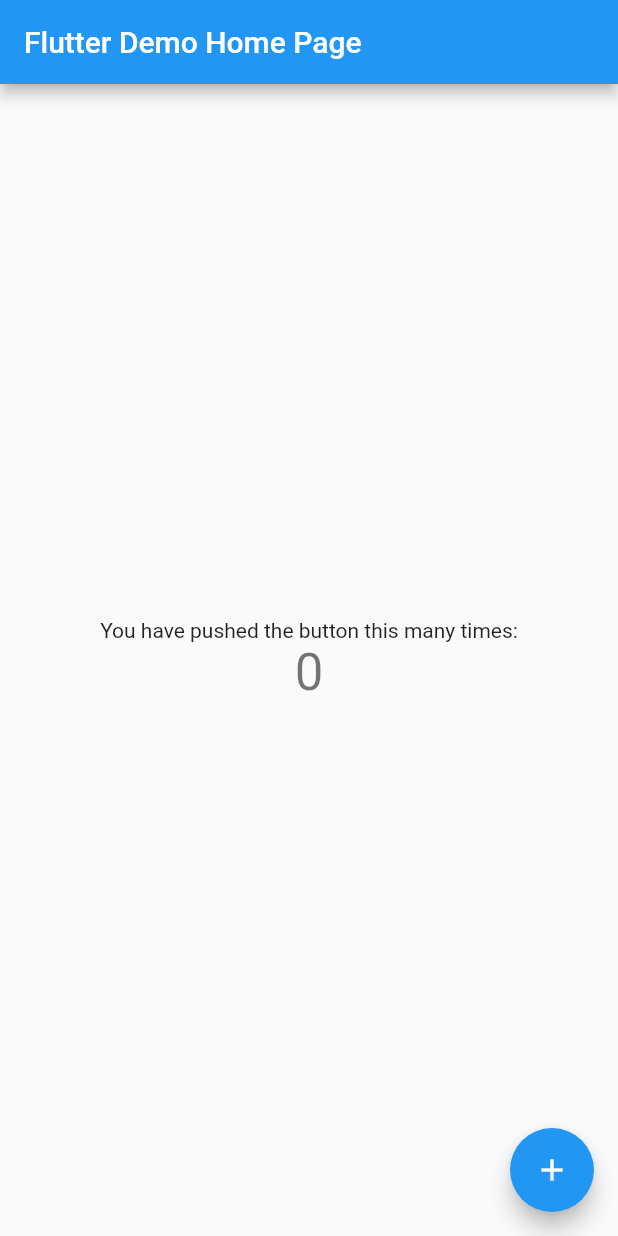
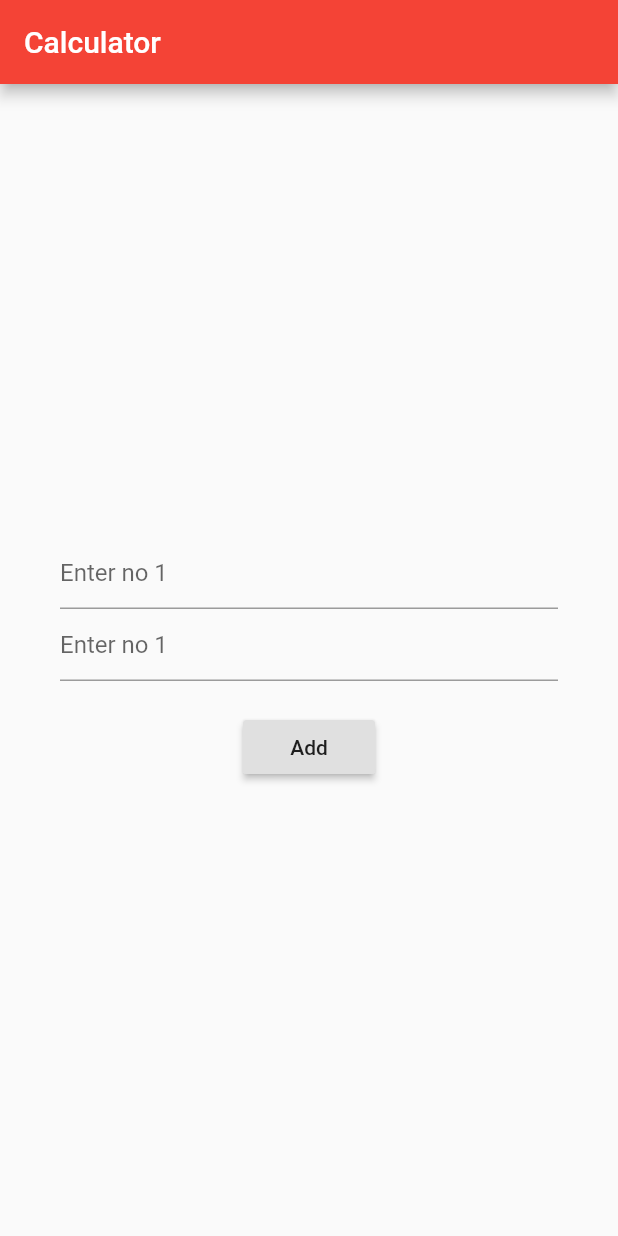
Before and after one commit to abditimer/calculator-app, a Flutter app: the screen it shows after launch, on a phone screen of 412 x 824 dp. Run offline on Flutter 3.47's test engine with Material 2 defaults, Android fonts, the phone set to English and light mode, and no system bars.

Commit message:
two input text fields

```diff
--- /dev/null
+++ b/lib/home_page.dart
@@ -0,0 +1,45 @@
+import 'package:flutter/material.dart';
+
+class HomePage extends StatefulWidget {
+  @override
+  _HomePageState createState() => _HomePageState();
+}
+
+class _HomePageState extends State<HomePage> {
+  @override
+  Widget build(BuildContext context) {
+    return new Scaffold(
+      appBar: new AppBar(title: new Text("Calculator")),
+      body: new Container(
+        padding: const EdgeInsets.all(40.0),
+        child: new Column(
+          mainAxisAlignment: MainAxisAlignment.center,
+          children: <Widget>[
+            new TextField(
+              keyboardType: TextInputType.number,
+              decoration: new InputDecoration(
+                hintText: "Enter no 1"
+              ),
+            ),
+            new TextField(
+              keyboardType: TextInputType.number,
+              decoration: new InputDecoration(
+                hintText: "Enter no 1"
+              ),
+            ),
+            new Padding(padding: const EdgeInsets.only(top: 20.0)),
+            new Row(
+              mainAxisAlignment: MainAxisAlignment.center,
+              children: <Widget>[
+                new RaisedButton(
+                  child: new Text("Add"),
+                  onPressed: () {}
+                ),
+              ],
+            ),
+          ],
+        ),
+      ),
+    );
+  }
+}
--- a/lib/main.dart
+++ b/lib/main.dart
@@ -1,117 +1,17 @@
 import 'package:flutter/material.dart';
+import 'home_page.dart';
 
-void main() {
-  runApp(MyApp());
-}
+void main() => runApp(new MyApp());
 
 class MyApp extends StatelessWidget {
-  // This widget is the root of your application.
   @override
   Widget build(BuildContext context) {
-    return MaterialApp(
-      title: 'Flutter Demo',
-      theme: ThemeData(
-        // This is the theme of your application.
-        //
-        // Try running your application with "flutter run". You'll see the
-        // application has a blue toolbar. Then, without quitting the app, try
-        // changing the primarySwatch below to Colors.green and then invoke
-        // "hot reload" (press "r" in the console where you ran "flutter run",
-        // or simply save your changes to "hot reload" in a Flutter IDE).
-        // Notice that the counter didn't reset back to zero; the application
-        // is not restarted.
-        primarySwatch: Colors.blue,
-        // This makes the visual density adapt to the platform that you run
-        // the app on. For desktop platforms, the controls will be smaller and
-        // closer together (more dense) than on mobile platforms.
-        visualDensity: VisualDensity.adaptivePlatformDensity,
+    return new MaterialApp(
+      title: "Calculator App",
+      theme: new ThemeData(
+        primarySwatch: Colors.red
       ),
-      home: MyHomePage(title: 'Flutter Demo Home Page'),
+      home: new HomePage(),
     );
   }
 }
-
-class MyHomePage extends StatefulWidget {
-  MyHomePage({Key key, this.title}) : super(key: key);
-
-  // This widget is the home page of your application. It is stateful, meaning
-  // that it has a State object (defined below) that contains fields that affect
-  // how it looks.
-
-  // This class is the configuration for the state. It holds the values (in this
-  // case the title) provided by the parent (in this case the App widget) and
-  // used by the build method of the State. Fields in a Widget subclass are
-  // always marked "final".
-
-  final String title;
-
-  @override
-  _MyHomePageState createState() => _MyHomePageState();
-}
-
-class _MyHomePageState extends State<MyHomePage> {
-  int _counter = 0;
-
-  void _incrementCounter() {
-    setState(() {
-      // This call to setState tells the Flutter framework that something has
-      // changed in this State, which causes it to rerun the build method below
-      // so that the display can reflect the updated values. If we changed
-      // _counter without calling setState(), then the build method would not be
-      // called again, and so nothing would appear to happen.
-      _counter++;
-    });
-  }
-
-  @override
-  Widget build(BuildContext context) {
-    // This method is rerun every time setState is called, for instance as done
-    // by the _incrementCounter method above.
-    //
-    // The Flutter framework has been optimized to make rerunning build methods
-    // fast, so that you can just rebuild anything that needs updating rather
-    // than having to individually change instances of widgets.
-    return Scaffold(
-      appBar: AppBar(
-        // Here we take the value from the MyHomePage object that was created by
-        // the App.build method, and use it to set our appbar title.
-        title: Text(widget.title),
-      ),
-      body: Center(
-        // Center is a layout widget. It takes a single child and positions it
-        // in the middle of the parent.
-        child: Column(
-          // Column is also a layout widget. It takes a list of children and
-          // arranges them vertically. By default, it sizes itself to fit its
-          // children horizontally, and tries to be as tall as its parent.
-          //
-          // Invoke "debug painting" (press "p" in the console, choose the
-          // "Toggle Debug Paint" action from the Flutter Inspector in Android
-          // Studio, or the "Toggle Debug Paint" command in Visual Studio Code)
-          // to see the wireframe for each widget.
-          //
-          // Column has various properties to control how it sizes itself and
-          // how it positions its children. Here we use mainAxisAlignment to
-          // center the children vertically; the main axis here is the vertical
-          // axis because Columns are vertical (the cross axis would be
-          // horizontal).
-          mainAxisAlignment: MainAxisAlignment.center,
-          children: <Widget>[
-            Text(
-              'You have pushed the button this many times:',
-            ),
-            Text(
-              '$_counter',
-              style: Theme.of(context).textTheme.headline4,
-            ),
-          ],
-        ),
-      ),
-      floatingActionButton: FloatingActionButton(
-        onPressed: _incrementCounter,
-        tooltip: 'Increment',
-        child: Icon(Icons.add),
-      ), // This trailing comma makes auto-formatting nicer for build methods.
-    );
-  }
-}
```
